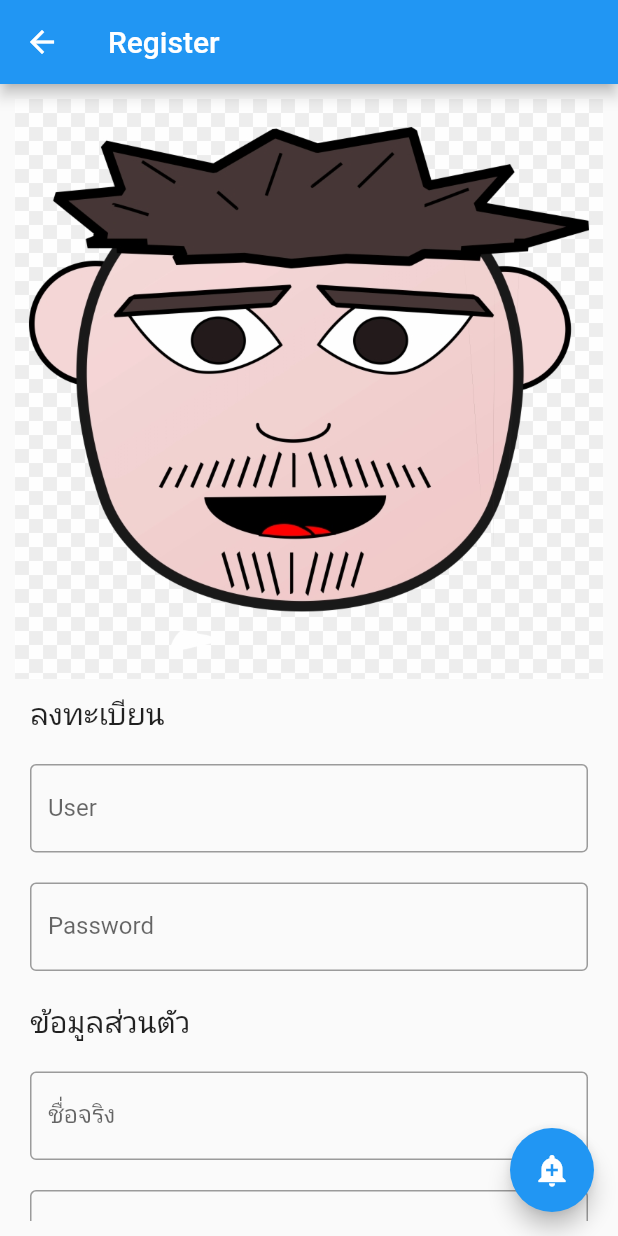
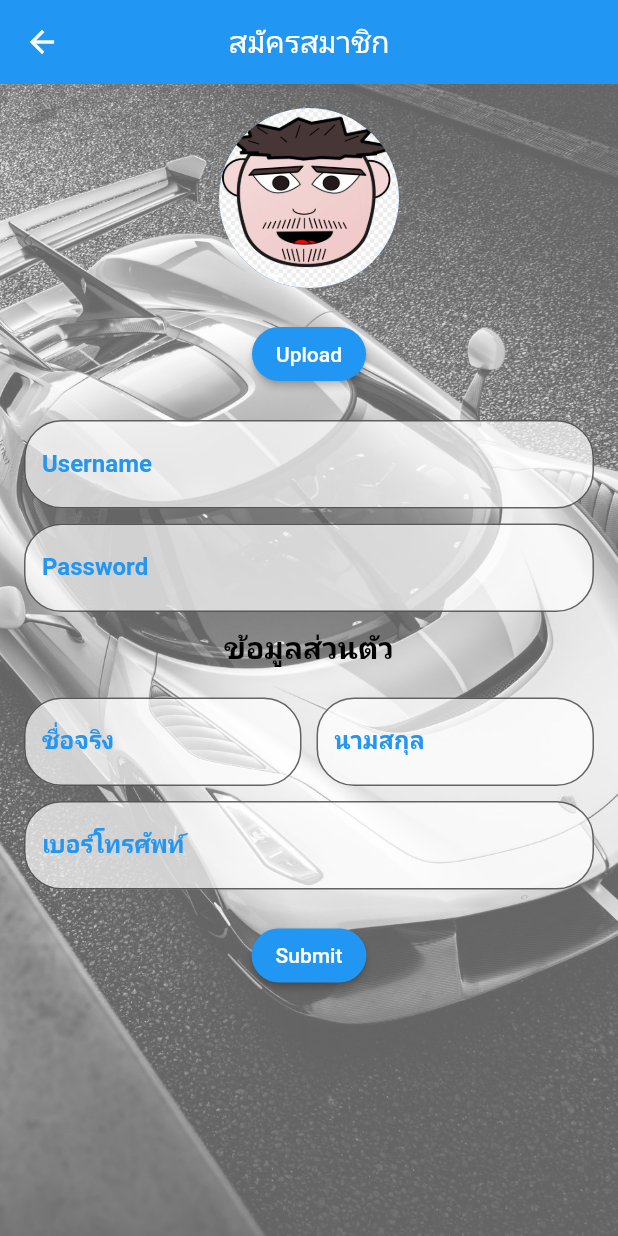
Before and after one commit to Nititorn61/first_app, a Flutter app: the screen it shows after launch, after a tap on "Sign Up", on a phone screen of 412 x 824 dp. Run offline on Flutter 3.47's test engine with Material 2 defaults, Android fonts, the phone set to English and light mode, and no system bars; our stand-ins replace intl_phone_number_input.

Commit message:
3 page V.2

```diff
--- /dev/null
+++ b/lib/login2.dart
@@ -0,0 +1,149 @@
+import 'package:first_app/forgotpassword2.dart';
+import 'package:flutter/material.dart';
+import './register2.dart';
+
+class LoginPage extends StatelessWidget {
+  final TextEditingController _usernameController = TextEditingController();
+  final TextEditingController _passwordController = TextEditingController();
+
+  @override
+  Widget build(BuildContext context) {
+    return Scaffold(
+        body: Container(
+      decoration: BoxDecoration(
+        image: DecorationImage(
+          image: AssetImage("lib/images/background_login.jpg"),
+          fit: BoxFit.cover,
+          opacity: 0.6,
+        ),
+      ),
+      child: Column(
+        mainAxisAlignment: MainAxisAlignment.center,
+        children: <Widget>[
+          Container(
+            width: 150.0,
+            height: 150.0,
+            decoration: BoxDecoration(
+              shape: BoxShape.circle,
+              image: DecorationImage(
+                image: AssetImage('lib/images/Logo03.jpg'),
+                fit: BoxFit.fill,
+              ),
+            ),
+          ),
+          SizedBox(height: 30.0),
+          Padding(
+            padding: EdgeInsets.symmetric(horizontal: 30.0),
+            child: TextFormField(
+              controller: _usernameController,
+              decoration: InputDecoration(
+                filled: true,
+                fillColor: Colors.white.withOpacity(0.7),
+                labelText: 'Username',
+                labelStyle: TextStyle(
+                  fontWeight: FontWeight.bold,
+                  color: Colors.blue,
+                ),
+                border: OutlineInputBorder(
+                  borderRadius: BorderRadius.circular(25.0),
+                ),
+                prefixIcon: Icon(Icons.person),
+              ),
+            ),
+          ),
+          SizedBox(height: 15.0),
+          Padding(
+            padding: EdgeInsets.symmetric(horizontal: 30.0),
+            child: TextFormField(
+              controller: _passwordController,
+              obscureText: true,
+              decoration: InputDecoration(
+                filled: true,
+                fillColor: Colors.white.withOpacity(0.7),
+                labelText: 'Password',
+                labelStyle: TextStyle(
+                  fontWeight: FontWeight.bold,
+                  color: Colors.blue,
+                ),
+                border: OutlineInputBorder(
+                  borderRadius: BorderRadius.circular(25.0),
+                ),
+                prefixIcon: Icon(Icons.lock),
+              ),
+            ),
+          ),
+          SizedBox(height: 30.0),
+          ElevatedButton(
+            style: ButtonStyle(
+                shape: MaterialStateProperty.all<RoundedRectangleBorder>(
+                    RoundedRectangleBorder(
+                        borderRadius: BorderRadius.circular(18.0),
+                        side: BorderSide(color: Colors.red)))),
+            onPressed: () {
+              if (_usernameController.text.isEmpty ||
+                  _passwordController.text.isEmpty) {
+                // แสดงข้อความเตือนเมื่อช่อง username หรือ password ว่างเปล่า
+                ScaffoldMessenger.of(context).showSnackBar(
+                  SnackBar(
+                    content: Text('กรุณากรอกข้อมูลให้ครบถ้วน'),
+                    duration: Duration(seconds: 3),
+                  ),
+                );
+              } else {
+                // ระบบ Login
+              }
+            },
+            child: Text('Login'),
+          ),
+          Row(
+            mainAxisAlignment: MainAxisAlignment.center,
+            children: <Widget>[
+              TextButton(
+                onPressed: () {
+                  Navigator.push(context, MaterialPageRoute(builder: (context) {
+                    return ForgotPasswordPage();
+                  }));
+                },
+                child: Text(
+                  'Forgot Password?',
+                  style: TextStyle(color: Colors.blue),
+                ),
+              ),
+              SizedBox(width: 20.0),
+              TextButton(
+                onPressed: () {
+                  Navigator.push(context, MaterialPageRoute(builder: (context) {
+                    return SignUpPage();
+                  }));
+                },
+                child: Text(
+                  'Sign Up',
+                  style: TextStyle(color: Colors.blue),
+                ),
+              ),
+              SizedBox(width: 20.0),
+            ],
+          ),
+          SizedBox(height: 30.0),
+          GestureDetector(
+            onTap: () {
+              // ระบบการ Login ด้วย Google
+            },
+            child: Container(
+              width: 50, // กำหนดขนาดกว้างของปุ่ม
+              height: 50, // กำหนดขนาดสูงของปุ่ม
+              decoration: BoxDecoration(
+                shape: BoxShape.circle, // กำหนดให้เป็นวงกลม
+                image: DecorationImage(
+                  image: AssetImage(
+                      'lib/images/googlelogin.jpg'), // ใส่รูปภาพจากไฟล์
+                  fit: BoxFit.cover,
+                ),
+              ),
+            ),
+          ),
+        ],
+      ),
+    ));
+  }
+}
--- a/lib/main.dart
+++ b/lib/main.dart
@@ -1,7 +1,5 @@
-import './login.dart';
+import './login2.dart';
 import 'package:flutter/material.dart';
-import './home_screen.dart';
-import './register.dart';
 
 void main() {
   runApp(MyApp());
@@ -12,7 +10,7 @@ class MyApp extends StatelessWidget {
   Widget build(BuildContext context) {
     return MaterialApp(
       title: 'Navigator',
-      home: Login(),
+      home: LoginPage(),
     );
   }
 }
--- /dev/null
+++ b/lib/register2.dart
@@ -0,0 +1,158 @@
+import 'package:flutter/material.dart';
+
+class SignUpPage extends StatelessWidget {
+  @override
+  Widget build(BuildContext context) {
+    return Scaffold(
+        extendBodyBehindAppBar: true, // แสดงพื้นหลังเต็มหน้าจอ
+        appBar: AppBar(
+          title: Text('สมัครสมาชิก'),
+          centerTitle: true,
+          backgroundColor: Colors.blue, // กำหนดสีเป็นโปร่งใส
+          elevation: 0,
+          brightness: Brightness.dark, // ให้เนื้อหาที่อยู่ใน AppBar เป็นสีขาว
+        ),
+        body: SafeArea(
+          child: Container(
+            decoration: BoxDecoration(
+              image: DecorationImage(
+                image: AssetImage("lib/images/background_login.jpg"),
+                fit: BoxFit.cover,
+                opacity: 0.6,
+              ),
+            ),
+            child: Padding(
+              padding: const EdgeInsets.all(16.0),
+              child: Column(
+                crossAxisAlignment: CrossAxisAlignment.center,
+                children: <Widget>[
+                  CircleAvatar(
+                    radius: 60,
+                    backgroundImage: AssetImage('lib/images/profile.png'),
+                  ),
+                  SizedBox(height: 20),
+                  ElevatedButton(
+                    onPressed: () {
+                      // ระบบการเลือกรูปภาพจากเครื่อง
+                    },
+                    child: Text('Upload'),
+                    style: ElevatedButton.styleFrom(
+                      primary: Colors.blue,
+                      shape: RoundedRectangleBorder(
+                        borderRadius: BorderRadius.circular(18.0),
+                      ),
+                    ),
+                  ),
+                  SizedBox(height: 20),
+                  TextFormField(
+                    decoration: InputDecoration(
+                      filled: true,
+                      fillColor: Colors.white.withOpacity(0.7),
+                      labelText: 'Username',
+                      labelStyle: TextStyle(
+                        fontWeight: FontWeight.bold,
+                        color: Colors.blue,
+                      ),
+                      border: OutlineInputBorder(
+                        borderRadius: BorderRadius.circular(25.0),
+                      ),
+                    ),
+                  ),
+                  SizedBox(height: 10),
+                  TextFormField(
+                    decoration: InputDecoration(
+                      filled: true,
+                      fillColor: Colors.white.withOpacity(0.7),
+                      labelText: 'Password',
+                      labelStyle: TextStyle(
+                        fontWeight: FontWeight.bold,
+                        color: Colors.blue,
+                      ),
+                      border: OutlineInputBorder(
+                        borderRadius: BorderRadius.circular(25.0),
+                      ),
+                    ),
+                  ),
+                  SizedBox(height: 10),
+                  Text(
+                    'ข้อมูลส่วนตัว',
+                    style: TextStyle(
+                      fontSize: 20,
+                      fontWeight: FontWeight.bold,
+                      color: Color.fromARGB(255, 0, 0, 0),
+                    ),
+                  ),
+                  SizedBox(height: 20),
+                  Row(
+                    children: [
+                      Expanded(
+                        child: TextFormField(
+                          decoration: InputDecoration(
+                            filled: true,
+                            fillColor: Colors.white.withOpacity(0.7),
+                            labelText: 'ชื่อจริง',
+                            labelStyle: TextStyle(
+                              fontWeight: FontWeight.bold,
+                              color: Colors.blue,
+                            ),
+                            border: OutlineInputBorder(
+                              borderRadius: BorderRadius.circular(25.0),
+                            ),
+                          ),
+                        ),
+                      ),
+                      SizedBox(width: 10),
+                      Expanded(
+                        child: TextFormField(
+                          decoration: InputDecoration(
+                            filled: true,
+                            fillColor: Colors.white.withOpacity(0.7),
+                            labelText: 'นามสกุล',
+                            labelStyle: TextStyle(
+                              fontWeight: FontWeight.bold,
+                              color: Colors.blue,
+                            ),
+                            border: OutlineInputBorder(
+                              borderRadius: BorderRadius.circular(25.0),
+                            ),
+                          ),
+                        ),
+                      ),
+                    ],
+                  ),
+                  SizedBox(height: 10),
+                  TextFormField(
+                    decoration: InputDecoration(
+                      filled: true,
+                      fillColor: Colors.white.withOpacity(0.7),
+                      labelText: 'เบอร์โทรศัพท์',
+                      labelStyle: TextStyle(
+                        fontWeight: FontWeight.bold,
+                        color: Colors.blue,
+                      ),
+                      border: OutlineInputBorder(
+                        borderRadius: BorderRadius.circular(25.0),
+                      ),
+                    ),
+                    keyboardType: TextInputType.number,
+                  ),
+                  SizedBox(height: 20),
+                  ElevatedButton(
+                    onPressed: () {
+                      // ระบบการยืนยันการสมัคร
+                    },
+                    child: Text('Submit'),
+                    style: ElevatedButton.styleFrom(
+                      primary: Colors.blue,
+                      shape: RoundedRectangleBorder(
+                        borderRadius: BorderRadius.circular(18.0),
+                      ),
+                    ),
+                  ),
+                ],
+              ),
+            ),
+          ),
+        ));
+  }
+}
--- a/pubspec.yaml
+++ b/pubspec.yaml
@@ -38,6 +38,7 @@ dependencies:
   date_time_picker: ^2.1.0
   flutter_login: ^4.1.1
   intl_phone_number_input: ^0.7.2
+  fluttertoast: ^8.2.1
 
 dev_dependencies:
   flutter_test:
@@ -63,7 +64,9 @@ flutter:
   uses-material-design: true
   assets:
     - lib/images/profile.png
-
+    - lib/images/googlelogin.jpg
+    - lib/images/background_login.jpg
+    - lib/images/Logo03.jpg
   # To add assets to your application, add an assets section, like this:
   # assets:
   #   - images/a_dot_burr.jpeg
```
Also changed, not shown: lib/forgotpassword2.dart (added, +141 -0 lines), lib/map.dart (added, +7 -0 lines), lib/images/Logo03.jpg (added), lib/images/background_login.jpg (added), lib/images/googlelogin.jpg (added).
